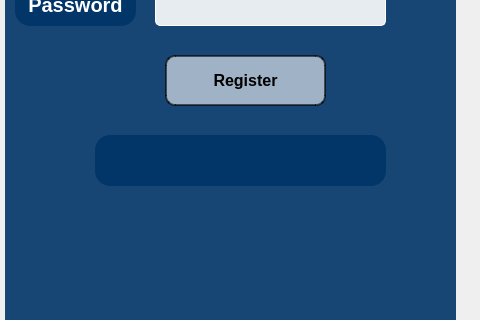
Qt form Client/RegisterForm.ui (dumy10/Skribbl) before a commit; both pictures show x 315 to 795 and y 305 to 625 of the 1200 by 780 pixel window.
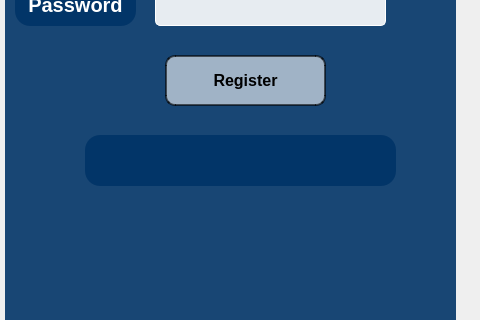
The same form after that commit. Icons and pictures are not drawn.

```diff
--- a/Client/RegisterForm.ui
+++ b/Client/RegisterForm.ui
@@ -251,9 +251,9 @@
     <widget class="QLabel" name="errorLabel">
      <property name="geometry">
       <rect>
-       <x>90</x>
+       <x>80</x>
        <y>410</y>
-       <width>291</width>
+       <width>311</width>
        <height>51</height>
       </rect>
      </property>
```
